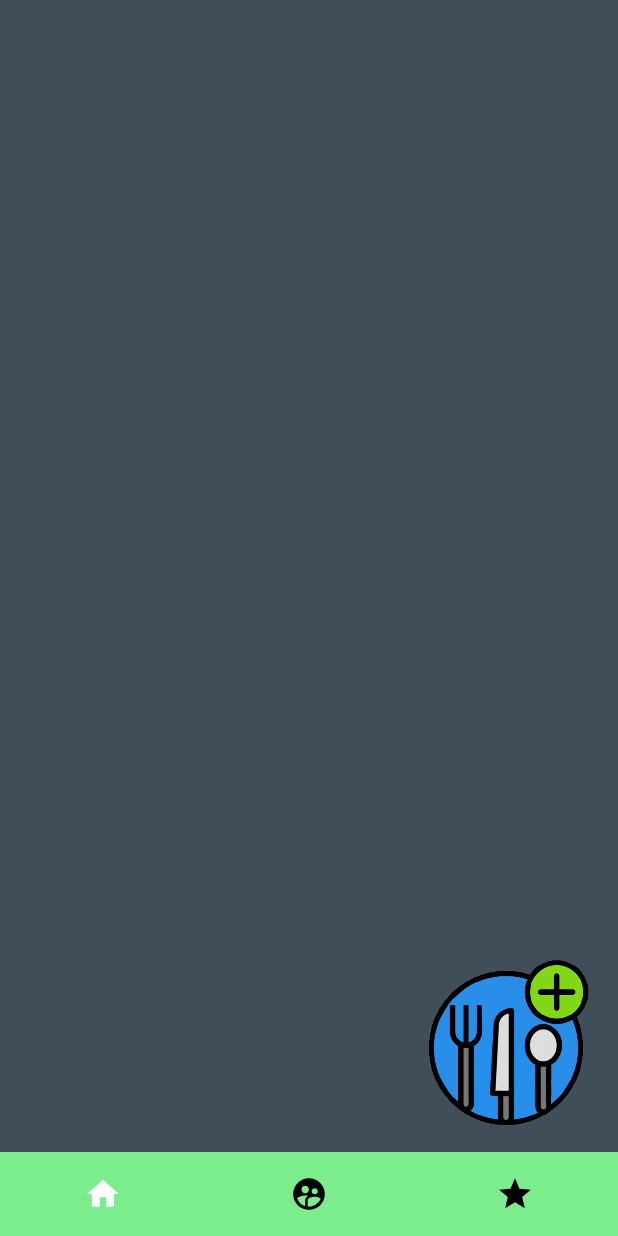
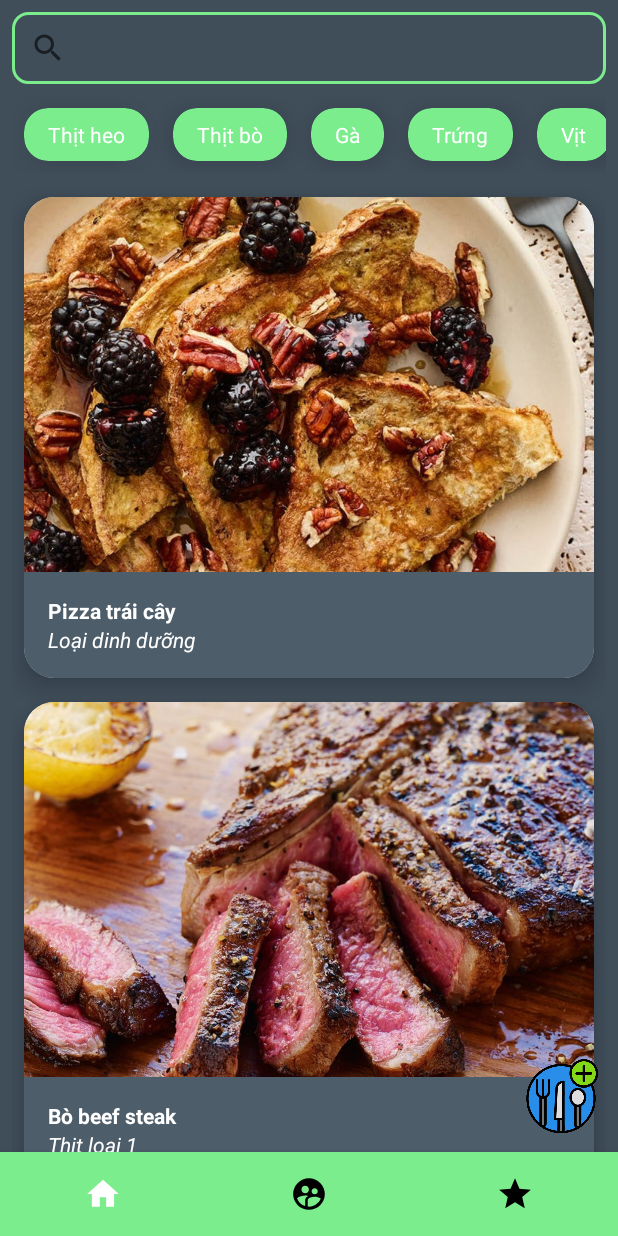
Before and after one commit to phong6786789/CookingShare, an Android app: the screen it shows after launch (MainActivity), on a phone screen of 412 x 824 dp. Run offline under Robolectric (Android 15) with nearby library versions, the phone set to English and light mode, and no system bars; our stand-ins replace Firebase (no records; nobody signed in at launch, a user with empty details on screens opened directly).

Commit message:
update home fragment

```diff
--- a/app/build.gradle
+++ b/app/build.gradle
@@ -41,4 +41,5 @@ dependencies {
     testImplementation 'junit:junit:4.+'
     androidTestImplementation 'androidx.test.ext:junit:1.1.2'
     androidTestImplementation 'androidx.test.espresso:espresso-core:3.3.0'
+    implementation 'com.github.bumptech.glide:glide:4.12.0'
 }
--- /dev/null
+++ b/app/src/main/java/com/subi/cookingshare/data/adapter/HomeAdapter.java
@@ -0,0 +1,73 @@
+package com.subi.cookingshare.data.adapter;
+
+import android.content.Context;
+import android.view.LayoutInflater;
+import android.view.View;
+import android.view.ViewGroup;
+import android.widget.ImageView;
+import android.widget.TextView;
+import android.widget.Toast;
+
+import androidx.annotation.NonNull;
+import androidx.recyclerview.widget.RecyclerView;
+
+import com.bumptech.glide.Glide;
+import com.subi.cookingshare.R;
+import com.subi.cookingshare.data.model.Food;
+
+import java.util.ArrayList;
+
+public class HomeAdapter extends RecyclerView.Adapter<HomeAdapter.ViewHolder> {
+    private Context context;
+    private ArrayList<Food> list;
+
+    public HomeAdapter() {
+    }
+
+    public HomeAdapter(Context context, ArrayList<Food> list) {
+        this.context = context;
+        this.list = list;
+    }
+
+    @NonNull
+    @Override
+    public ViewHolder onCreateViewHolder(@NonNull ViewGroup parent, int viewType) {
+        View view = LayoutInflater.from(context)
+                .inflate(R.layout.one_food, parent, false);
+        return new ViewHolder(view);
+    }
+
+    @Override
+    public void onBindViewHolder(@NonNull ViewHolder holder, int position) {
+        Food food = list.get(position);
+        holder.img.setImageResource(food.getImg());
+        holder.name.setText(food.getName());
+        holder.des.setText(food.getDes());
+
+    }
+
+    @Override
+    public int getItemCount() {
+        return list.size();
+    }
+
+    public class ViewHolder extends RecyclerView.ViewHolder implements View.OnClickListener {
+        private ImageView img;
+        private TextView name, des;
+
+        public ViewHolder(@NonNull View itemView) {
+            super(itemView);
+            img = itemView.findViewById(R.id.iv_food);
+            name = itemView.findViewById(R.id.tv_name_food);
+            des = itemView.findViewById(R.id.tv_des_food);
+
+            itemView.setOnClickListener(this);
+        }
+
+        @Override
+        public void onClick(View view) {
+            int position = getLayoutPosition();
+            Toast.makeText(context, list.get(position) + "", Toast.LENGTH_SHORT).show();
+        }
+    }
+}
--- /dev/null
+++ b/app/src/main/java/com/subi/cookingshare/data/adapter/TypeAdapter.java
@@ -0,0 +1,66 @@
+package com.subi.cookingshare.data.adapter;
+
+import android.content.Context;
+import android.view.LayoutInflater;
+import android.view.View;
+import android.view.ViewGroup;
+import android.widget.TextView;
+import android.widget.Toast;
+
+import androidx.annotation.NonNull;
+import androidx.recyclerview.widget.RecyclerView;
+
+import com.subi.cookingshare.R;
+
+import org.w3c.dom.Text;
+
+import java.util.ArrayList;
+import java.util.List;
+
+public class TypeAdapter extends RecyclerView.Adapter<TypeAdapter.ViewHolder> {
+    private Context context;
+    private ArrayList<String> list;
+
+    public TypeAdapter() {
+    }
+
+    public TypeAdapter(Context context, ArrayList<String> list) {
+        this.context = context;
+        this.list = list;
+    }
+
+    @NonNull
+    @Override
+    public ViewHolder onCreateViewHolder(@NonNull ViewGroup parent, int viewType) {
+        View view = LayoutInflater.from(context)
+                .inflate(R.layout.one_item, parent, false);
+        return new ViewHolder(view);
+    }
+
+    @Override
+    public void onBindViewHolder(@NonNull ViewHolder holder, int position) {
+        holder.text.setText(list.get(position));
+    }
+
+    @Override
+    public int getItemCount() {
+        return list.size();
+    }
+
+    public class ViewHolder extends RecyclerView.ViewHolder implements View.OnClickListener {
+        private TextView text;
+
+        public ViewHolder(@NonNull View itemView) {
+            super(itemView);
+            text = itemView.findViewById(R.id.tv_type);
+
+            itemView.setOnClickListener(this);
+        }
+
+        @Override
+        public void onClick(View view) {
+            int position = getLayoutPosition();
+            Toast.makeText(context, list.get(position) + "", Toast.LENGTH_SHORT).show();
+        }
+    }
+}
--- a/app/src/main/java/com/subi/cookingshare/data/model/Food.java
+++ b/app/src/main/java/com/subi/cookingshare/data/model/Food.java
@@ -3,5 +3,47 @@ package com.subi.cookingshare.data.model;
 import java.io.Serializable;
 
 public class Food  implements Serializable {
-//    private
+    private String id, name,  des;
+    private int img;
+    public Food() {
+    }
+
+    public Food(String id, String name, int img, String des) {
+        this.id = id;
+        this.name = name;
+        this.img = img;
+        this.des = des;
+    }
+
+    public String getId() {
+        return id;
+    }
+
+    public void setId(String id) {
+        this.id = id;
+    }
+
+    public String getName() {
+        return name;
+    }
+
+    public void setName(String name) {
+        this.name = name;
+    }
+
+    public Integer getImg() {
+        return img;
+    }
+
+    public void setImg(Integer img) {
+        this.img = img;
+    }
+
+    public String getDes() {
+        return des;
+    }
+
+    public void setDes(String des) {
+        this.des = des;
+    }
 }
--- a/app/src/main/java/com/subi/cookingshare/screen/fragment/HomeFragment.java
+++ b/app/src/main/java/com/subi/cookingshare/screen/fragment/HomeFragment.java
@@ -6,6 +6,8 @@ import android.graphics.drawable.ColorDrawable;
 import android.os.Bundle;
 
 import androidx.fragment.app.Fragment;
+import androidx.recyclerview.widget.LinearLayoutManager;
+import androidx.recyclerview.widget.RecyclerView;
 
 import android.view.LayoutInflater;
 import android.view.View;
@@ -20,10 +22,14 @@ import android.widget.Spinner;
 import android.widget.TextView;
 
 import com.subi.cookingshare.R;
+import com.subi.cookingshare.data.adapter.HomeAdapter;
+import com.subi.cookingshare.data.adapter.TypeAdapter;
+import com.subi.cookingshare.data.model.Food;
 
 import org.w3c.dom.Text;
 
 import java.util.ArrayList;
+import java.util.List;
 
 public class HomeFragment extends Fragment {
     private View view = null;
@@ -32,13 +38,49 @@ public class HomeFragment extends Fragment {
     private LinearLayout ln1, ln2, ln3, ln4, ln5;
     private Dialog dialog;
     private Spinner spWays;
+    private RecyclerView rcv_type;
+    private TypeAdapter typeAdapter;
+    private ArrayList<String> list = new ArrayList<>();
+    private RecyclerView rcv_food;
 
+    private HomeAdapter homeAdapter;
+    private ArrayList<Food> listFood = new ArrayList<>();
     @Override
     public View onCreateView(LayoutInflater inflater, ViewGroup container,
                              Bundle savedInstanceState) {
         // Inflate the layout for this fragment
         view = inflater.inflate(R.layout.fragment_home, container, false);
         init();
+
+        //add list
+        list.add("Thịt heo");
+        list.add("Thịt bò");
+        list.add("Gà");
+        list.add("Trứng");
+        list.add("Vịt");
+        list.add("Món chay");
+
+        //add list food
+        listFood.add(new Food("1", "Pizza trái cây", R.drawable.a, "Loại dinh dưỡng"));
+        listFood.add(new Food("1", "Bò beef steak", R.drawable.b, "Thịt loại 1"));
+        listFood.add(new Food("1", "Pizza trái cây", R.drawable.c, "Loại dinh dưỡng"));
+        listFood.add(new Food("1", "Pizza trái cây", R.drawable.d, "Loại dinh dưỡng"));
+        listFood.add(new Food("1", "Pizza trái cây", R.drawable.e, "Loại dinh dưỡng"));
+        listFood.add(new Food("1", "Pizza trái cây", R.drawable.h, "Loại dinh dưỡng"));
+        listFood.add(new Food("1", "Pizza trái cây", R.drawable.j, "Loại dinh dưỡng"));
+
+
+        //RCV type
+        RecyclerView.LayoutManager layoutManager = new LinearLayoutManager(getActivity(), LinearLayoutManager.HORIZONTAL, false);
+        rcv_type.setLayoutManager(layoutManager);
+        typeAdapter = new TypeAdapter(getActivity(), list);
+        rcv_type.setAdapter(typeAdapter);
+
+        //RCV food
+        RecyclerView.LayoutManager layoutManager2 = new LinearLayoutManager(getActivity());
+        rcv_food.setLayoutManager(layoutManager2);
+        homeAdapter = new HomeAdapter(getActivity(), listFood);
+        rcv_food.setAdapter(homeAdapter);
         setOnClickItem();
         return view;
     }
@@ -47,6 +89,8 @@ public class HomeFragment extends Fragment {
     private void init() {
         iv_add_food = view.findViewById(R.id.iv_add_food);
         spWays = view.findViewById(R.id.spWays);
+        rcv_type = view.findViewById(R.id.rcv_type);
+        rcv_food = view.findViewById(R.id.rcv_food);
 
     }
 
--- /dev/null
+++ b/app/src/main/res/drawable/boder_line.xml
@@ -0,0 +1,7 @@
+<?xml version="1.0" encoding="utf-8"?>
+<shape xmlns:android="http://schemas.android.com/apk/res/android">
+    <stroke
+        android:width="2dp"
+        android:color="@color/main_color" />
+    <corners android:radius="10dp"/>
+</shape>
--- a/app/src/main/res/layout/fragment_home.xml
+++ b/app/src/main/res/layout/fragment_home.xml
@@ -11,13 +11,40 @@
         android:layout_width="match_parent"
         android:layout_height="match_parent">
 
+        <SearchView
+            android:id="@+id/sv_text"
+            android:layout_width="match_parent"
+            android:layout_height="wrap_content"
+            android:layout_margin="8dp"
+            android:background="@drawable/boder_line" />
+
+        <androidx.recyclerview.widget.RecyclerView
+            android:id="@+id/rcv_type"
+            android:layout_width="match_parent"
+            android:layout_height="wrap_content"
+            android:layout_below="@id/sv_text"
+            android:layout_marginLeft="8dp"
+            android:layout_marginRight="8dp"
+            android:orientation="horizontal" />
+
+        <androidx.recyclerview.widget.RecyclerView
+            android:id="@+id/rcv_food"
+            android:layout_width="match_parent"
+            android:layout_height="match_parent"
+            android:layout_below="@id/rcv_type"
+            android:layout_marginLeft="8dp"
+            android:layout_marginTop="8dp"
+            android:layout_marginRight="8dp" />
+
         <ImageView
             android:id="@+id/iv_add_food"
-            android:layout_width="200px"
-            android:layout_height="200px"
+            android:layout_width="60dp"
+            android:layout_height="60dp"
             android:layout_alignParentRight="true"
             android:layout_alignParentBottom="true"
             android:layout_margin="8dp"
+            android:clickable="true"
+            android:focusable="true"
             android:src="@drawable/add_food_icon" />
     </RelativeLayout>
 </FrameLayout>
--- /dev/null
+++ b/app/src/main/res/layout/one_food.xml
@@ -0,0 +1,43 @@
+<?xml version="1.0" encoding="utf-8"?>
+<androidx.cardview.widget.CardView xmlns:android="http://schemas.android.com/apk/res/android"
+    xmlns:card_view="http://schemas.android.com/apk/res-auto"
+    android:layout_width="match_parent"
+    android:layout_height="wrap_content"
+    android:layout_margin="8dp"
+    card_view:cardCornerRadius="20dp"
+    card_view:cardElevation="10dp">
+<RelativeLayout
+    android:layout_width="match_parent"
+    android:layout_height="wrap_content">
+
+    <ImageView
+        android:layout_alignParentTop="true"
+        android:id="@+id/iv_food"
+        android:layout_width="match_parent"
+        android:layout_height="250dp"
+        android:scaleType="centerCrop"
+        android:src="@drawable/a" />
+    <LinearLayout
+        android:padding="16dp"
+        android:background="@color/card_item"
+        android:layout_below="@+id/iv_food"
+        android:layout_width="match_parent"
+        android:layout_height="wrap_content"
+        android:orientation="vertical">
+        <TextView
+            android:id="@+id/tv_name_food"
+            android:text="Bò beef steak "
+            android:textStyle="bold"
+            android:textColor="@color/white"
+            android:layout_width="match_parent"
+            android:layout_height="wrap_content"/>
+        <TextView
+            android:id="@+id/tv_des_food"
+            android:text="Bò nhân tạo"
+            android:textStyle="italic"
+            android:textColor="@color/white"
+            android:layout_width="match_parent"
+            android:layout_height="wrap_content"/>
+    </LinearLayout>
+</RelativeLayout>
+</androidx.cardview.widget.CardView>
--- /dev/null
+++ b/app/src/main/res/layout/one_item.xml
@@ -0,0 +1,20 @@
+<?xml version="1.0" encoding="utf-8"?>
+<androidx.cardview.widget.CardView xmlns:android="http://schemas.android.com/apk/res/android"
+    xmlns:card_view="http://schemas.android.com/apk/res-auto"
+    android:layout_width="wrap_content"
+    android:layout_height="wrap_content"
+    android:layout_margin="8dp"
+    card_view:cardCornerRadius="16dp"
+    card_view:cardBackgroundColor="@color/main_color"
+    card_view:cardElevation="10dp">
+    <TextView
+        android:id="@+id/tv_type"
+        android:layout_width="wrap_content"
+        android:layout_height="wrap_content"
+        android:paddingLeft="16dp"
+        android:paddingTop="8dp"
+        android:paddingRight="16dp"
+        android:paddingBottom="8dp"
+        android:text="abc"
+        android:textColor="@color/white" />
+</androidx.cardview.widget.CardView>
```
Also changed, not shown: app/src/main/res/drawable-v24/a.jpg (added), app/src/main/res/drawable/b.jpg (added), app/src/main/res/drawable/c.jpg (added), app/src/main/res/drawable/d.png (added), app/src/main/res/drawable/e.jpg (added), app/src/main/res/drawable/h.jpg (added), app/src/main/res/drawable/j.jpg (added).
